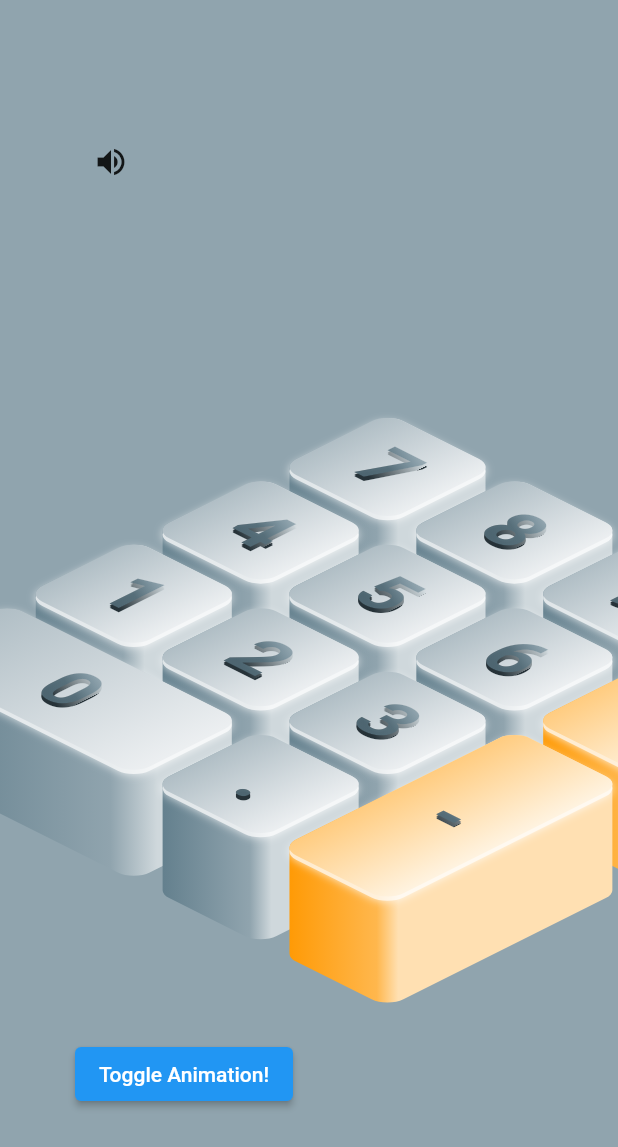
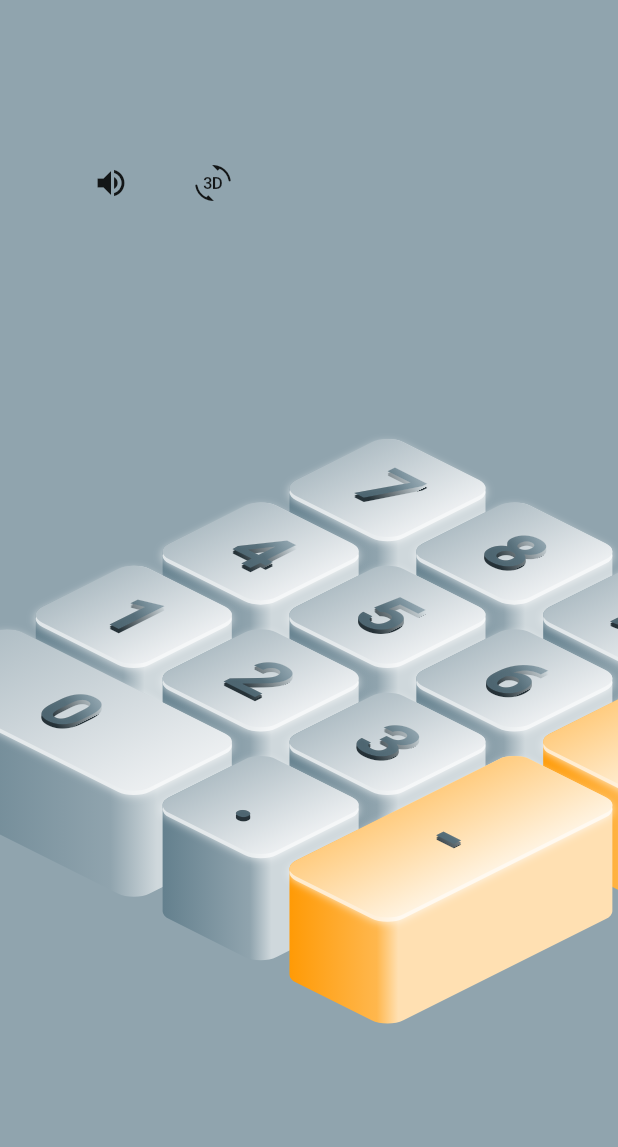
Before and after one commit to fantasy1114/flutter_3d_calculator, a Flutter app: the screen it shows after launch, on a phone screen of 412 x 824 dp. Shown: the top 1147 px of the screen. Run offline on Flutter 3.47's test engine with Material 2 defaults, Android fonts, the phone set to English and light mode, and no system bars; our stand-ins replace audioplayers.

Commit message:
chore: UI improvements

```diff
--- a/lib/home_page.dart
+++ b/lib/home_page.dart
@@ -10,7 +10,7 @@ class HomePage extends StatelessWidget {
     return Scaffold(
       backgroundColor: Colors.blueGrey.shade300,
       body: Center(
-        child: Calculator(
+        child: CalculatorView(
           config: CalculatorConfig(
             calculatorSide: 460,
             // This can be used to have the calculator scale with the screen
--- a/lib/widgets/calculator.dart
+++ b/lib/widgets/calculator.dart
@@ -9,8 +9,8 @@ import 'package:calculator_3d/widgets/key_gesture_detector.dart';
 import 'package:flutter/material.dart';
 import 'package:flutter/services.dart';
 
-class Calculator extends StatefulWidget {
-  const Calculator({
+class CalculatorView extends StatefulWidget {
+  const CalculatorView({
     super.key,
     required this.config,
   });
@@ -18,10 +18,10 @@ class Calculator extends StatefulWidget {
   final CalculatorConfig config;
 
   @override
-  State<Calculator> createState() => _CalculatorState();
+  State<CalculatorView> createState() => _CalculatorViewState();
 }
 
-class _CalculatorState extends State<Calculator>
+class _CalculatorViewState extends State<CalculatorView>
     with SingleTickerProviderStateMixin {
   late final AnimationController animationController;
   late final Animation<double> scaleAnimation;
@@ -88,9 +88,24 @@ class _CalculatorState extends State<Calculator>
             mainAxisAlignment: MainAxisAlignment.center,
             crossAxisAlignment: CrossAxisAlignment.start,
             children: [
-              IconButton(
-                onPressed: () => setState(() => muted = !muted),
-                icon: Icon(muted ? Icons.volume_off : Icons.volume_up),
+              Row(
+                children: [
+                  IconButton(
+                    onPressed: () => setState(() => muted = !muted),
+                    icon: Icon(muted ? Icons.volume_off : Icons.volume_up),
+                  ),
+                  const SizedBox(width: 20),
+                  IconButton(
+                    onPressed: () {
+                      if (animationController.isCompleted) {
+                        animationController.reverse();
+                      } else {
+                        animationController.forward();
+                      }
+                    },
+                    icon: const Icon(Icons.threed_rotation_rounded),
+                  ),
+                ],
               ),
               const SizedBox(height: 50),
               Center(
@@ -132,17 +147,7 @@ class _CalculatorState extends State<Calculator>
                   ),
                 ),
               ),
-              const SizedBox(height: 50),
-              ElevatedButton(
-                onPressed: () {
-                  if (animationController.isCompleted) {
-                    animationController.reverse();
-                  } else {
-                    animationController.forward();
-                  }
-                },
-                child: const Text('Toggle Animation!'),
-              ),
+              const SizedBox(height: 70),
             ],
           ),
         );
```
